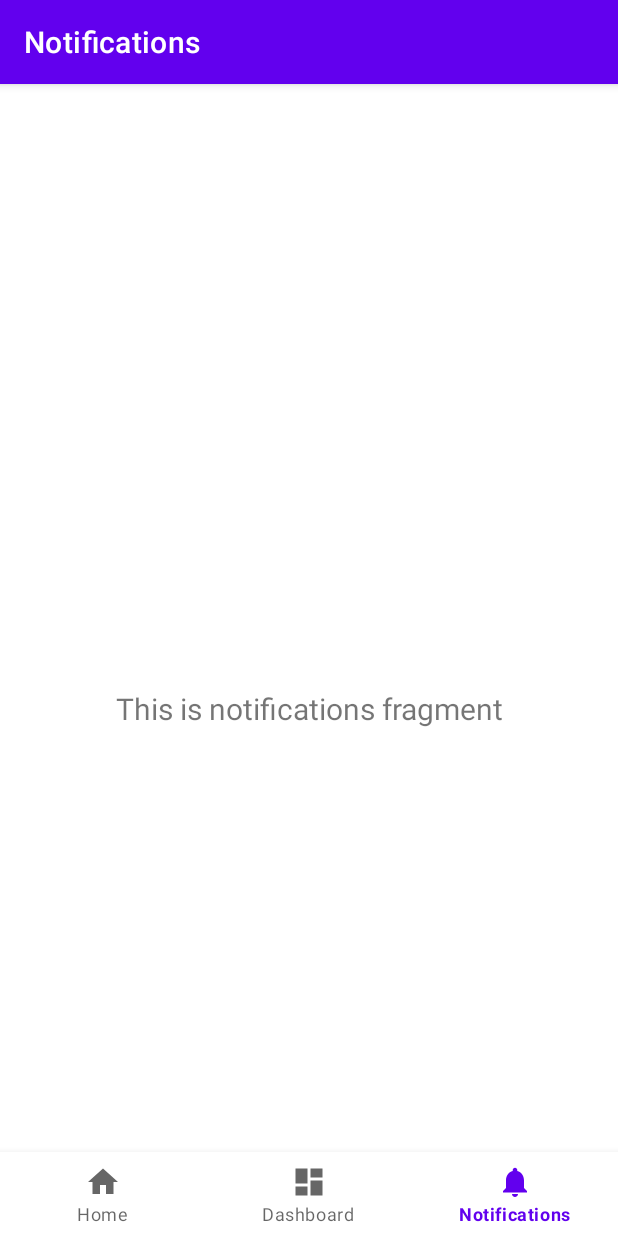
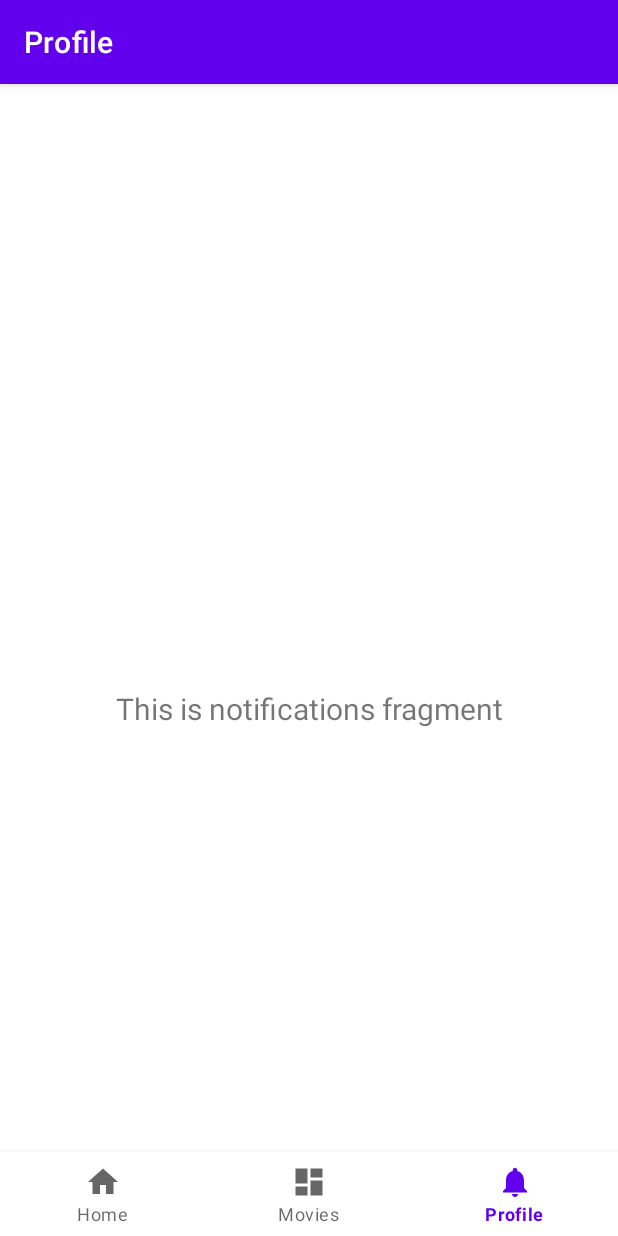
Before and after one commit to prabhjot0109/Online-Movie-Booking-App, an Android app: the screen it shows after launch (MainActivity), item 3 of the bottom bar chosen, on a phone screen of 412 x 824 dp. Run offline under Robolectric (Android 15) with nearby library versions, the phone set to English and light mode, and no system bars; our stand-ins replace navigation-ui.

Commit message:
Strings Updated.

```diff
--- a/app/src/main/res/values/strings.xml
+++ b/app/src/main/res/values/strings.xml
@@ -1,6 +1,6 @@
 <resources>
     <string name="app_name">Online Movie Booking App</string>
     <string name="title_home">Home</string>
-    <string name="title_dashboard">Dashboard</string>
-    <string name="title_notifications">Notifications</string>
+    <string name="title_dashboard">Movies</string>
+    <string name="title_notifications">Profile</string>
 </resources>
```
